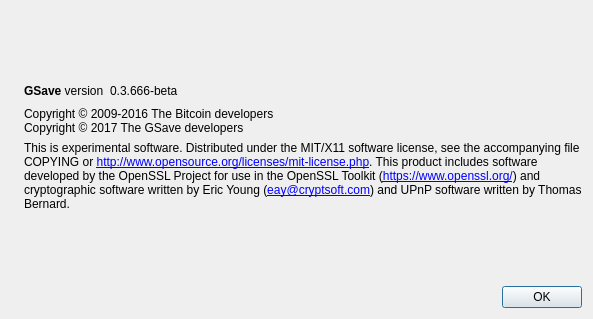
Before: the Qt Designer form src/qt/forms/aboutdialog.ui in MyCryptoCoins/gsave, drawn with Qt 5.
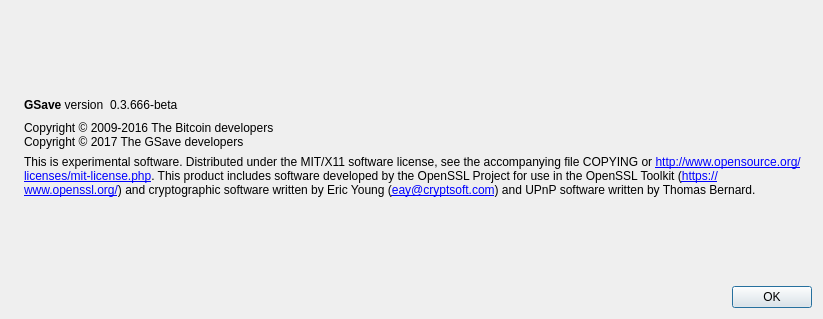
After: the same form once the commit is applied. Icons and pictures are not drawn.

Diff of the .ui file:
```diff
--- a/src/qt/forms/aboutdialog.ui
+++ b/src/qt/forms/aboutdialog.ui
@@ -6,7 +6,7 @@
    <rect>
     <x>0</x>
     <y>0</y>
-    <width>593</width>
+    <width>823</width>
     <height>319</height>
    </rect>
   </property>
```
Left out of the diff: 8 changed lines with no effect on the pictures.
